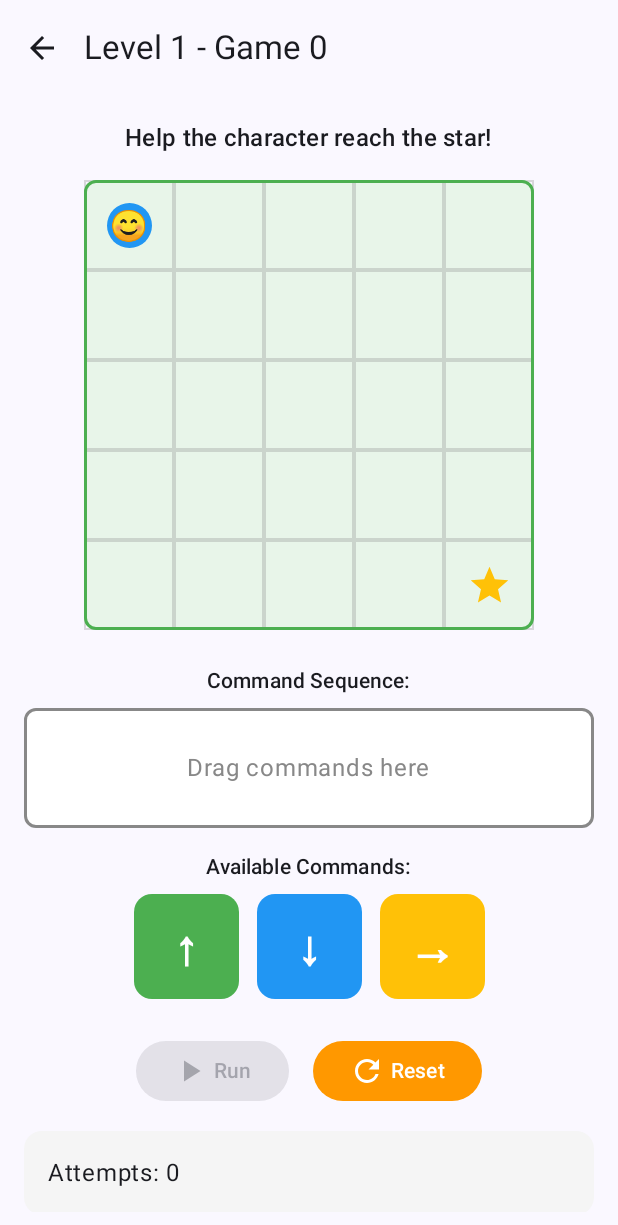
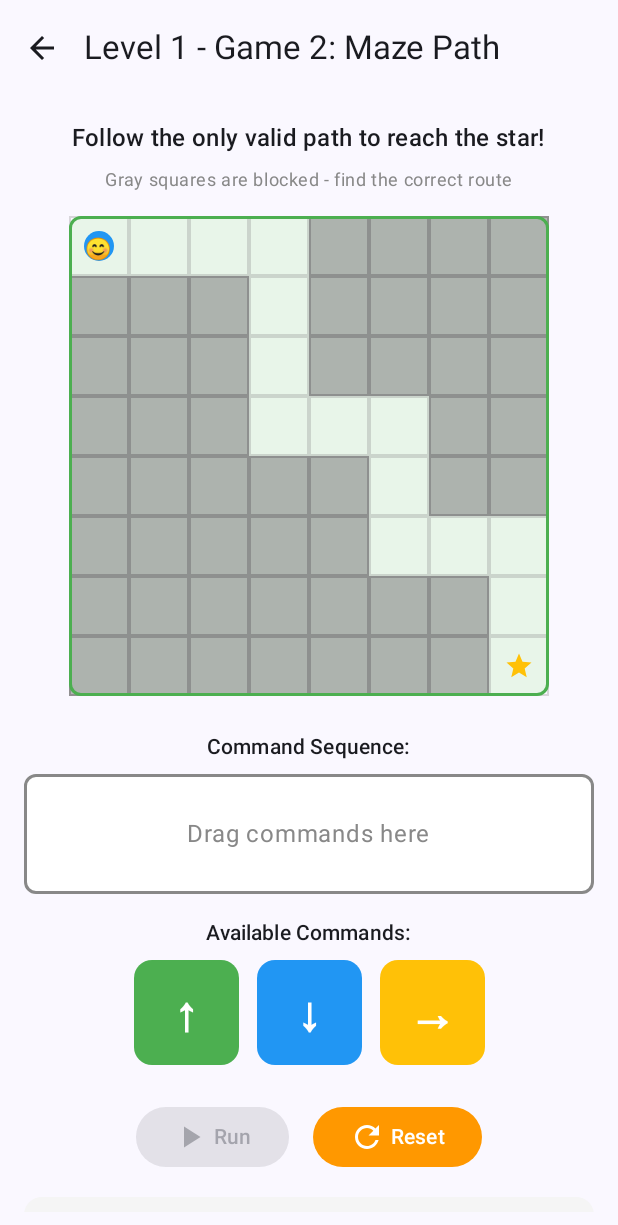
Before and after one commit to emartinez67/Educational-Game, an Android app built with Jetpack Compose: the composable Level1Game2Screen called with empty values, on a phone screen of 412 x 824 dp. Shown: the top 1225 px of the screen. Run offline under Robolectric (Android 15) with nearby library versions, the phone set to English and light mode, and no system bars.

Commit message:
Added Game 2 to Level 1 and renamed classes to make more sense

```diff
--- a/app/src/main/java/com/example/project3/ui/game/GameScreenLevel1.kt
+++ b/app/src/main/java/com/example/project3/ui/game/Level1Game2Screen.kt
@@ -36,12 +36,12 @@ import kotlinx.coroutines.delay
 import kotlinx.coroutines.launch
 import kotlin.math.roundToInt
 import androidx.compose.material.icons.automirrored.filled.ArrowBack
-import androidx.lifecycle.viewModelScope
 import androidx.lifecycle.viewmodel.compose.viewModel
+import androidx.compose.ui.text.font.FontWeight
 
 @OptIn(ExperimentalMaterial3Api::class)
 @Composable
-fun GameScreenLevel1(
+fun Level1Game2Screen(
     navController: NavController,
     childEmail: String,
     gameNumber: Int,
@@ -51,15 +51,53 @@ fun GameScreenLevel1(
     onUpClick: () -> Unit = {}
 ) {
     val context = LocalContext.current
-    var playerPosition by remember { mutableStateOf(Pair(0, 0)) } // x, y grid position
-    var targetPosition by remember { mutableStateOf(Pair(4, 4)) }
+    var playerPosition by remember { mutableStateOf(Pair(0, 0)) }
+    val targetPosition = Pair(7, 7) // Bottom right corner
     var commandSequence by remember { mutableStateOf(listOf<CommandType>()) }
     var isAnimating by remember { mutableStateOf(false) }
     var gameCompleted by remember { mutableStateOf(false) }
     var attempts by remember { mutableStateOf(0) }
     var score by remember { mutableStateOf(0) }
+    var errorMessage by remember { mutableStateOf("") }
 
     val coroutineScope = rememberCoroutineScope()
+
+    // Define the valid path - only these positions are accessible
+    val validPath = setOf(
+        Pair(0, 0), // Start
+        Pair(1, 0),
+        Pair(2, 0),
+        Pair(3, 0),
+        Pair(3, 1),
+        Pair(3, 2),
+        Pair(3, 3),
+        Pair(4, 3),
+        Pair(5, 3),
+        Pair(5, 4),
+        Pair(5, 5),
+        Pair(6, 5),
+        Pair(7, 5),
+        Pair(7, 6),
+        Pair(7, 7)  // End
+    )
+
+    // The correct sequence to reach the target
+    val correctSequence = listOf(
+        CommandType.MOVE_RIGHT,
+        CommandType.MOVE_RIGHT,
+        CommandType.MOVE_RIGHT,
+        CommandType.MOVE_DOWN,
+        CommandType.MOVE_DOWN,
+        CommandType.MOVE_DOWN,
+        CommandType.MOVE_RIGHT,
+        CommandType.MOVE_RIGHT,
+        CommandType.MOVE_DOWN,
+        CommandType.MOVE_DOWN,
+        CommandType.MOVE_RIGHT,
+        CommandType.MOVE_RIGHT,
+        CommandType.MOVE_DOWN,
+        CommandType.MOVE_DOWN
+    )
 
     val animatedOffsetX by animateFloatAsState(
         targetValue = playerPosition.first.toFloat(),
@@ -73,9 +111,25 @@ fun GameScreenLevel1(
         label = "playerY"
     )
 
-    fun executeCommands() {
+    fun validateAndExecuteCommands() {
         if (isAnimating || commandSequence.isEmpty()) return
 
+        errorMessage = ""
+
+        // Check if the command sequence matches the correct sequence
+        if (commandSequence != correctSequence) {
+            errorMessage = "❌ Incorrect path! Try again."
+            attempts++
+            try {
+                val mediaPlayer = MediaPlayer.create(context, R.raw.fail_sound)
+                mediaPlayer?.start()
+                mediaPlayer?.setOnCompletionListener { it.release() }
+            } catch (e: Exception) {
+            }
+            return
+        }
+
+        // If correct, execute the commands
         isAnimating = true
         attempts++
         var currentPos = Pair(0, 0)
@@ -85,8 +139,8 @@ fun GameScreenLevel1(
                 delay(600)
                 currentPos = when (command) {
                     CommandType.MOVE_UP -> Pair(currentPos.first, maxOf(0, currentPos.second - 1))
-                    CommandType.MOVE_DOWN -> Pair(currentPos.first, minOf(4, currentPos.second + 1))
-                    CommandType.MOVE_RIGHT -> Pair(minOf(4, currentPos.first + 1), currentPos.second)
+                    CommandType.MOVE_DOWN -> Pair(currentPos.first, minOf(7, currentPos.second + 1))
+                    CommandType.MOVE_RIGHT -> Pair(minOf(7, currentPos.first + 1), currentPos.second)
                     else -> currentPos
                 }
                 playerPosition = currentPos
@@ -119,13 +173,6 @@ fun GameScreenLevel1(
                     mediaPlayer?.setOnCompletionListener { it.release() }
                 } catch (e: Exception) {
                 }
-            } else {
-                try {
-                    val mediaPlayer = MediaPlayer.create(context, R.raw.fail_sound)
-                    mediaPlayer?.start()
-                    mediaPlayer?.setOnCompletionListener { it.release() }
-                } catch (e: Exception) {
-                }
             }
 
             isAnimating = false
@@ -137,12 +184,13 @@ fun GameScreenLevel1(
         commandSequence = emptyList()
         gameCompleted = false
         isAnimating = false
+        errorMessage = ""
     }
 
     Scaffold(
         topBar = {
             TopAppBar(
-                title = { Text("Level 1 - Game $gameNumber") },
+                title = { Text("Level 1 - Game 2: Maze Path") },
                 navigationIcon = {
                     IconButton(onClick = onUpClick) {
                         Icon(Icons.AutoMirrored.Filled.ArrowBack, "Back")
@@ -160,65 +208,85 @@ fun GameScreenLevel1(
         ) {
             item {
                 Text(
-                    text = "Help the character reach the star!",
+                    text = "Follow the only valid path to reach the star!",
                     style = MaterialTheme.typography.titleMedium,
+                    modifier = Modifier.padding(bottom = 8.dp)
+                )
+                Text(
+                    text = "Gray squares are blocked - find the correct route",
+                    style = MaterialTheme.typography.bodySmall,
+                    color = Color.Gray,
                     modifier = Modifier.padding(bottom = 16.dp)
                 )
             }
             item {
                 Box(
                     modifier = Modifier
-                        .size(300.dp)
+                        .size(320.dp)
                         .background(Color(0xFFE8F5E9), RoundedCornerShape(8.dp))
                         .border(2.dp, Color(0xFF4CAF50), RoundedCornerShape(8.dp))
                 ) {
-                    for (row in 0..4) {
-                        for (col in 0..4) {
+                    // Draw grid cells
+                    for (row in 0..7) {
+                        for (col in 0..7) {
+                            val isValidCell = validPath.contains(Pair(col, row))
                             Box(
                                 modifier = Modifier
                                     .offset {
                                         IntOffset(
-                                            (col * 60).dp.roundToPx(),
-                                            (row * 60).dp.roundToPx()
+                                            (col * 40).dp.roundToPx(),
+                                            (row * 40).dp.roundToPx()
                                         )
                                     }
-                                    .size(60.dp)
-                                    .border(1.dp, Color.Gray.copy(alpha = 0.3f))
+                                    .size(40.dp)
+                                    .background(
+                                        if (isValidCell) Color.Transparent
+                                        else Color.Gray.copy(alpha = 0.6f)
+                                    )
+                                    .border(
+                                        1.dp,
+                                        if (isValidCell) Color.Gray.copy(alpha = 0.3f)
+                                        else Color.Gray.copy(alpha = 0.8f)
+                                    )
                             )
                         }
                     }
+
+                    // Draw star at target position
                     Icon(
                         Icons.Default.Star,
                         contentDescription = "Target",
                         modifier = Modifier
                             .offset {
                                 IntOffset(
-                                    (targetPosition.first * 60 + 15).dp.roundToPx(),
-                                    (targetPosition.second * 60 + 15).dp.roundToPx()
+                                    (targetPosition.first * 40 + 10).dp.roundToPx(),
+                                    (targetPosition.second * 40 + 10).dp.roundToPx()
                                 )
                             }
-                            .size(30.dp)
+                            .size(20.dp)
                             .then(
                                 if (gameCompleted) Modifier
-                                    .offset(y = (-5).dp)
+                                    .offset(y = (-3).dp)
                                 else Modifier
                             ),
                         tint = Color(0xFFFFC107)
                     )
+
+                    // Draw player
                     Box(
                         modifier = Modifier
                             .offset {
                                 IntOffset(
-                                    (animatedOffsetX * 60 + 15).dp.roundToPx(),
-                                    (animatedOffsetY * 60 + 15).dp.roundToPx()
+                                    (animatedOffsetX * 40 + 10).dp.roundToPx(),
+                                    (animatedOffsetY * 40 + 10).dp.roundToPx()
                                 )
                             }
-                            .size(30.dp)
+                            .size(20.dp)
                             .clip(CircleShape)
                             .background(Color(0xFF2196F3)),
                         contentAlignment = Alignment.Center
                     ) {
-                        Text("😊", fontSize = 20.sp)
+                        Text("😊", fontSize = 14.sp)
                     }
                 }
             }
@@ -229,6 +297,7 @@ fun GameScreenLevel1(
                 Text(
                     text = "Command Sequence:",
                     style = MaterialTheme.typography.titleSmall,
+                    fontWeight = FontWeight.SemiBold,
                     modifier = Modifier.padding(bottom = 8.dp)
                 )
             }
@@ -276,6 +345,7 @@ fun GameScreenLevel1(
                 Text(
                     text = "Available Commands:",
                     style = MaterialTheme.typography.titleSmall,
+                    fontWeight = FontWeight.SemiBold,
                     modifier = Modifier.padding(bottom = 8.dp)
                 )
             }
@@ -298,12 +368,35 @@ fun GameScreenLevel1(
             item {
                 Spacer(modifier = Modifier.height(24.dp))
             }
+
+            // Error message
+            if (errorMessage.isNotEmpty()) {
+                item {
+                    Card(
+                        modifier = Modifier
+                            .fillMaxWidth()
+                            .padding(bottom = 16.dp),
+                        colors = CardDefaults.cardColors(
+                            containerColor = Color(0xFFFFEBEE)
+                        )
+                    ) {
+                        Text(
+                            text = errorMessage,
+                            color = Color(0xFFD32F2F),
+                            modifier = Modifier.padding(16.dp),
+                            style = MaterialTheme.typography.bodyMedium,
+                            fontWeight = FontWeight.Medium
+                        )
+                    }
+                }
+            }
+
             item {
                 Row(
                     horizontalArrangement = Arrangement.spacedBy(16.dp)
                 ) {
                     Button(
-                        onClick = { executeCommands() },
+                        onClick = { validateAndExecuteCommands() },
                         enabled = !isAnimating && commandSequence.isNotEmpty() && !gameCompleted,
                         colors = ButtonDefaults.buttonColors(
                             containerColor = Color(0xFF4CAF50)
@@ -343,7 +436,7 @@ fun GameScreenLevel1(
                         Text("Attempts: $attempts")
                         if (gameCompleted) {
                             Text("Score: $score", color = Color(0xFF4CAF50))
-                            Text("🎉 Success! Great job!", color = Color(0xFF4CAF50))
+                            Text("🎉 Perfect! You found the path!", color = Color(0xFF4CAF50))
                         }
                     }
                 }
@@ -351,66 +444,3 @@ fun GameScreenLevel1(
         }
     }
 }
-
-@Composable
-fun DraggableCommand(
-    command: GameCommand,
-    onDragEnd: (Boolean) -> Unit
-) {
-    var dragOffset by remember { mutableStateOf(Offset.Zero) }
-
-    Box(
-        modifier = Modifier
-            .offset { IntOffset(dragOffset.x.roundToInt(), dragOffset.y.roundToInt()) }
-            .size(70.dp)
-            .clip(RoundedCornerShape(12.dp))
-            .background(command.color)
-            .pointerInput(Unit) {
-                detectDragGestures(
-                    onDragEnd = {
-                        onDragEnd(dragOffset.y < -100)
-                        dragOffset = Offset.Zero
-                    },
-                    onDrag = { change, dragAmount ->
-                        change.consume()
-                        dragOffset += dragAmount
-                    }
-                )
-            },
-        contentAlignment = Alignment.Center
-    ) {
-        Text(
-            command.label,
-            color = Color.White,
-            fontSize = 32.sp,
-            fontWeight = androidx.compose.ui.text.font.FontWeight.Bold
-        )
-    }
-}
-
-@Composable
-fun CommandChip(
-    command: GameCommand,
-    onRemove: () -> Unit
-) {
-    Box(
-        modifier = Modifier
-            .size(60.dp)
-            .clip(RoundedCornerShape(8.dp))
-            .background(command.color)
-            .pointerInput(Unit) {
-                detectDragGestures(
-                    onDragEnd = { onRemove() },
-                    onDrag = { _, _ -> }
-                )
-            },
-        contentAlignment = Alignment.Center
-    ) {
-        Text(
-            command.label,
-            color = Color.White,
-            fontSize = 28.sp,
-            fontWeight = androidx.compose.ui.text.font.FontWeight.Bold
-        )
-    }
-}
```
Also changed, not shown: app/src/main/java/com/example/project3/ui/EducationalGameApp.kt (+24 -8 lines), app/src/main/java/com/example/project3/ui/game/Level1Game1Screen.kt (added, +415 -0 lines).
